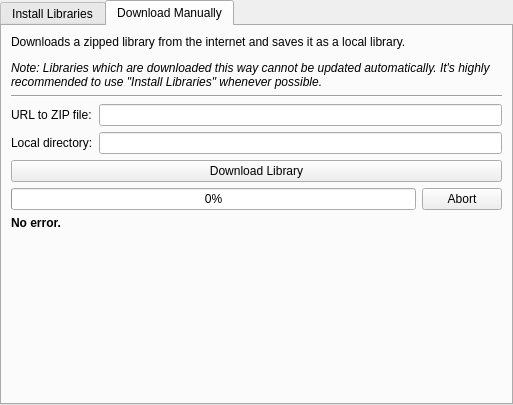
Qt form libs/librepcb/editor/workspace/librarymanager/addlibrarywidget.ui (LibrePCB/LibrePCB) before a commit.
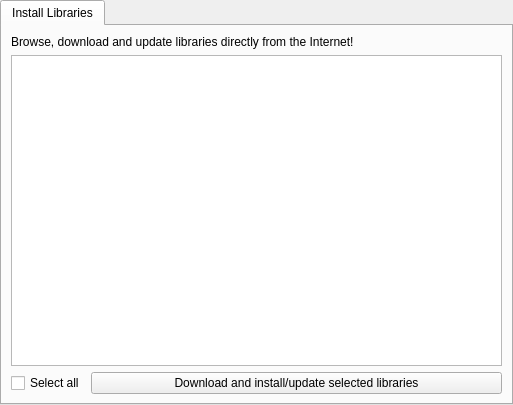
The same form after that commit. The open tabs and pages were chosen to show the change.

Commit message: Integrate "Download Library" into Slint main window

The edit to the form file:
```diff
--- a/libs/librepcb/editor/workspace/librarymanager/addlibrarywidget.ui
+++ b/libs/librepcb/editor/workspace/librarymanager/addlibrarywidget.ui
@@ -73,110 +73,6 @@
        </item>
       </layout>
      </widget>
-     <widget class="QWidget" name="tabDownloadManually">
-      <attribute name="title">
-       <string>Download Manually</string>
-      </attribute>
-      <layout class="QFormLayout" name="formLayout_2">
-       <property name="fieldGrowthPolicy">
-        <enum>QFormLayout::FieldGrowthPolicy::AllNonFixedFieldsGrow</enum>
-       </property>
-       <item row="0" column="0" colspan="2">
-        <widget class="QLabel" name="label_10">
-         <property name="text">
-          <string>&lt;p&gt;Downloads a zipped library from the internet and saves it as a local library. &lt;/p&gt;&lt;p&gt;&lt;span style=&quot; font-style:italic;&quot;&gt;Note: Libraries which are downloaded this way cannot be updated automatically. It's highly recommended to use &amp;quot;Install Libraries&amp;quot; whenever possible. &lt;/span&gt;&lt;/p&gt;</string>
-         </property>
-         <property name="wordWrap">
-          <bool>true</bool>
-         </property>
-        </widget>
-       </item>
-       <item row="1" column="0" colspan="2">
-        <widget class="Line" name="line_2">
-         <property name="orientation">
-          <enum>Qt::Orientation::Horizontal</enum>
-         </property>
-        </widget>
-       </item>
-       <item row="2" column="0">
-        <widget class="QLabel" name="label_11">
-         <property name="text">
-          <string>URL to ZIP file:</string>
-         </property>
-        </widget>
-       </item>
-       <item row="2" column="1">
-        <widget class="QLineEdit" name="edtDownloadZipUrl">
-         <property name="maxLength">
-          <number>255</number>
-         </property>
-         <property name="clearButtonEnabled">
-          <bool>true</bool>
-         </property>
-        </widget>
-       </item>
-       <item row="3" column="0">
-        <widget class="QLabel" name="label_12">
-         <property name="text">
-          <string>Local directory:</string>
-         </property>
-        </widget>
-       </item>
-       <item row="3" column="1">
-        <widget class="QLineEdit" name="edtDownloadZipDirectory">
-         <property name="maxLength">
-          <number>60</number>
-         </property>
-         <property name="clearButtonEnabled">
-          <bool>true</bool>
-         </property>
-        </widget>
-       </item>
-       <item row="4" column="0" colspan="2">
-        <widget class="QPushButton" name="btnDownloadZip">
-         <property name="text">
-          <string>Download Library</string>
-         </property>
-        </widget>
-       </item>
-       <item row="5" column="0" colspan="2">
-        <layout class="QHBoxLayout" name="lytDownloadZipProgress">
-         <item>
-          <widget class="QProgressBar" name="prgDownloadZipProgress">
-           <property name="value">
-            <number>0</number>
-           </property>
-           <property name="alignment">
-            <set>Qt::AlignmentFlag::AlignCenter</set>
-           </property>
-          </widget>
-         </item>
-         <item>
-          <widget class="QPushButton" name="btnDownloadZipAbort">
-           <property name="text">
-            <string>Abort</string>
-           </property>
-          </widget>
-         </item>
-        </layout>
-       </item>
-       <item row="6" column="0" colspan="2">
-        <widget class="QLabel" name="lblDownloadZipStatusMsg">
-         <property name="font">
-          <font>
-           <bold>true</bold>
-          </font>
-         </property>
-         <property name="text">
-          <string>No error.</string>
-         </property>
-         <property name="wordWrap">
-          <bool>true</bool>
-         </property>
-        </widget>
-       </item>
-      </layout>
-     </widget>
     </widget>
    </item>
   </layout>
```
The commit also changes 13 other files.
